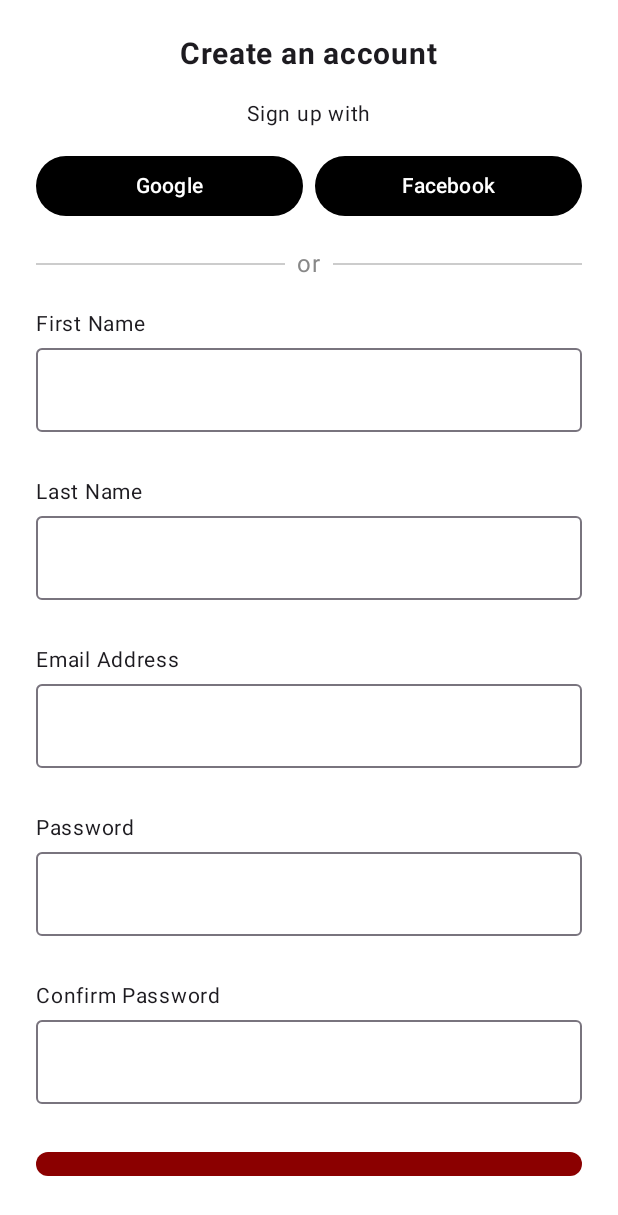
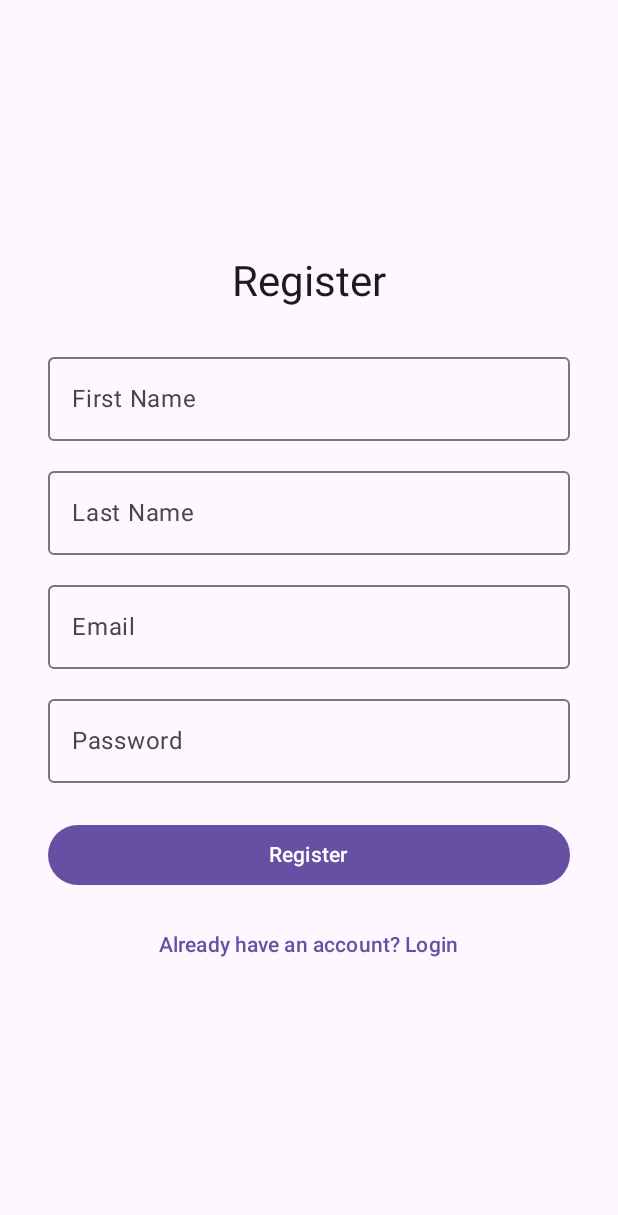
Before and after one commit to antoniokho13/IT342-Sapatosan, an Android app built with Jetpack Compose: the screen it shows after launch (RegisterActivity), after a tap on "Don't have an account? Register", on a phone screen of 412 x 824 dp. Shown: the top 1215 px of the screen. Run offline under Robolectric (Android 15) with nearby library versions, the phone set to English and light mode, and no system bars; our stand-ins replace Firebase (no records; nobody signed in at launch, a user with empty details on screens opened directly).

Commit message:
connected backend to mobile

```diff
--- a/frontend_mobile/app/build.gradle.kts
+++ b/frontend_mobile/app/build.gradle.kts
@@ -2,6 +2,7 @@ plugins {
     alias(libs.plugins.android.application)
     alias(libs.plugins.kotlin.android)
     alias(libs.plugins.kotlin.compose)
+    id("com.google.gms.google-services")
 }
 
 android {
@@ -42,6 +43,10 @@ android {
 
 dependencies {
 
+    implementation(platform("com.google.firebase:firebase-bom:33.12.0"))
+    implementation("com.google.firebase:firebase-analytics")// Firebase Realtime Database
+    implementation("com.google.firebase:firebase-auth-ktx")
+    implementation("com.google.firebase:firebase-database-ktx")
     implementation(libs.androidx.core.ktx)
     implementation(libs.androidx.lifecycle.runtime.ktx)
     implementation(libs.androidx.activity.compose)
--- a/frontend_mobile/app/src/main/java/com/frontend_mobile/LoginActivity.kt
+++ b/frontend_mobile/app/src/main/java/com/frontend_mobile/LoginActivity.kt
@@ -13,6 +13,7 @@ import androidx.compose.ui.Modifier
 import androidx.compose.ui.platform.LocalContext
 import androidx.compose.ui.text.input.PasswordVisualTransformation
 import androidx.compose.ui.unit.dp
+import com.google.firebase.auth.FirebaseAuth
 
 class LoginActivity : ComponentActivity() {
     override fun onCreate(savedInstanceState: Bundle?) {
@@ -30,22 +31,33 @@ class LoginActivity : ComponentActivity() {
 @Composable
 fun LoginScreenWithActions() {
     val context = LocalContext.current
+    val auth = remember { FirebaseAuth.getInstance() }
 
     LoginScreenContent(
-        onLoginClick = { email: String, password: String ->
-            if (email == "admin@example.com" && password == "password") {
-                Toast.makeText(context, "Login Successful!", Toast.LENGTH_SHORT).show()
-                val intent = Intent(context, HomeActivity::class.java)
-                context.startActivity(intent)
-                if (context is ComponentActivity) context.finish()
-            } else {
-                Toast.makeText(context, "Invalid credentials", Toast.LENGTH_SHORT).show()
-            }
+        onLoginClick = { email, password ->
+            auth.signInWithEmailAndPassword(email, password)
+                .addOnSuccessListener {
+                    Toast.makeText(context, "Login successful!", Toast.LENGTH_SHORT).show()
+                    context.startActivity(Intent(context, HomeActivity::class.java))
+                    (context as? ComponentActivity)?.finish()
+                }
+                .addOnFailureListener { e ->
+                    when (e.localizedMessage) {
+                        "There is no user record corresponding to this identifier. The user may have been deleted." -> {
+                            Toast.makeText(context, "User not found. Please register first.", Toast.LENGTH_LONG).show()
+                        }
+                        "The password is invalid or the user does not have a password." -> {
+                            Toast.makeText(context, "Invalid password. Please try again.", Toast.LENGTH_LONG).show()
+                        }
+                        else -> {
+                            Toast.makeText(context, "Login failed: ${e.localizedMessage}", Toast.LENGTH_LONG).show()
+                        }
+                    }
+                }
         },
         onRegisterClick = {
-            val intent = Intent(context, RegisterActivity::class.java)
-            context.startActivity(intent)
-            if (context is ComponentActivity) context.finish()
+            context.startActivity(Intent(context, RegisterActivity::class.java))
+            (context as? ComponentActivity)?.finish()
         }
     )
 }
@@ -97,7 +109,7 @@ fun LoginScreen(
 
         Spacer(modifier = Modifier.height(12.dp))
 
-        TextButton(onClick = { onRegisterClick() }) {
+        TextButton(onClick = onRegisterClick) {
             Text("Don't have an account? Register")
         }
     }
--- a/frontend_mobile/app/src/main/java/com/frontend_mobile/RegisterActivity.kt
+++ b/frontend_mobile/app/src/main/java/com/frontend_mobile/RegisterActivity.kt
@@ -5,17 +5,24 @@ import android.os.Bundle
 import android.widget.Toast
 import androidx.activity.ComponentActivity
 import androidx.activity.compose.setContent
-import androidx.compose.material3.MaterialTheme
-import androidx.compose.material3.Surface
-import androidx.compose.runtime.Composable
+import androidx.compose.foundation.layout.*
+import androidx.compose.material3.*
+import androidx.compose.runtime.*
+import androidx.compose.ui.Alignment
+import androidx.compose.ui.Modifier
 import androidx.compose.ui.platform.LocalContext
+import androidx.compose.ui.text.input.PasswordVisualTransformation
+import androidx.compose.ui.unit.dp
+import com.google.firebase.auth.FirebaseAuth
+import com.google.firebase.database.ktx.database
+import com.google.firebase.ktx.Firebase
 
 class RegisterActivity : ComponentActivity() {
     override fun onCreate(savedInstanceState: Bundle?) {
         super.onCreate(savedInstanceState)
         setContent {
             MaterialTheme {
-                Surface {
+                Surface(modifier = Modifier.fillMaxSize()) {
                     RegisterScreenWithActions()
                 }
             }
@@ -26,35 +33,102 @@ class RegisterActivity : ComponentActivity() {
 @Composable
 fun RegisterScreenWithActions() {
     val context = LocalContext.current
+    val auth = remember { FirebaseAuth.getInstance() }
+    val database = remember {
+        Firebase.database(
+            "https://sapatosan-73638-default-rtdb.asia-southeast1.firebasedatabase.app/"
+        )
+    }
 
-    RegisterScreen(
-        onRegisterClick = { firstName, lastName, email, password ->
-            // Handle registration logic here
-            // This could be a call to your backend API or Firebase Auth
-            Toast.makeText(
-                context,
-                "Registered: $firstName $lastName with $email",
-                Toast.LENGTH_SHORT
-            ).show()
+    var firstName by remember { mutableStateOf("") }
+    var lastName  by remember { mutableStateOf("") }
+    var email     by remember { mutableStateOf("") }
+    var password  by remember { mutableStateOf("") }
 
-            // Navigate to main screen after successful registration
-            // For example:
-            // val intent = Intent(context, MainActivity::class.java)
-            // context.startActivity(intent)
-        },
-        onGoogleClick = {
-            // Handle Google sign-in
-            Toast.makeText(context, "Google Sign-in clicked", Toast.LENGTH_SHORT).show()
-        },
-        onFacebookClick = {
-            // Handle Facebook sign-in
-            Toast.makeText(context, "Facebook Sign-in clicked", Toast.LENGTH_SHORT).show()
-        },
-        onLoginClick = {
-            // Navigate to login screen
-            val intent = Intent(context, LoginActivity::class.java)
-            context.startActivity(intent)
-            (context as? ComponentActivity)?.finish() // Optional: close register activity
+    Column(
+        modifier = Modifier
+            .fillMaxSize()
+            .padding(32.dp),
+        horizontalAlignment = Alignment.CenterHorizontally,
+        verticalArrangement = Arrangement.Center
+    ) {
+        Text("Register", style = MaterialTheme.typography.headlineMedium)
+
+        Spacer(modifier = Modifier.height(24.dp))
+
+        OutlinedTextField(
+            value = firstName,
+            onValueChange = { firstName = it },
+            label = { Text("First Name") },
+            modifier = Modifier.fillMaxWidth()
+        )
+
+        Spacer(modifier = Modifier.height(12.dp))
+
+        OutlinedTextField(
+            value = lastName,
+            onValueChange = { lastName = it },
+            label = { Text("Last Name") },
+            modifier = Modifier.fillMaxWidth()
+        )
+
+        Spacer(modifier = Modifier.height(12.dp))
+
+        OutlinedTextField(
+            value = email,
+            onValueChange = { email = it },
+            label = { Text("Email") },
+            modifier = Modifier.fillMaxWidth()
+        )
+
+        Spacer(modifier = Modifier.height(12.dp))
+
+        OutlinedTextField(
+            value = password,
+            onValueChange = { password = it },
+            label = { Text("Password") },
+            visualTransformation = PasswordVisualTransformation(),
+            modifier = Modifier.fillMaxWidth()
+        )
+
+        Spacer(modifier = Modifier.height(24.dp))
+
+        Button(
+            onClick = {
+                auth.createUserWithEmailAndPassword(email, password)
+                    .addOnSuccessListener { cred ->
+                        // Write profile to Realtime DB under /users/{uid}
+                        val uid = cred.user?.uid ?: return@addOnSuccessListener
+                        val userRef = database.getReference("users").child(uid)
+                        userRef.setValue(
+                            mapOf(
+                                "firstName" to firstName,
+                                "lastName"  to lastName,
+                                "email"     to email
+                                // Don't store password - Firebase Auth handles this securely
+                            )
+                        )
+
+                        Toast.makeText(context, "Registration successful!", Toast.LENGTH_SHORT).show()
+                        context.startActivity(Intent(context, LoginActivity::class.java))
+                        (context as? ComponentActivity)?.finish()
+                    }
+                    .addOnFailureListener { e ->
+                        Toast.makeText(context, "Registration failed: ${e.localizedMessage}", Toast.LENGTH_LONG).show()
+                    }
+            },
+            modifier = Modifier.fillMaxWidth()
+        ) {
+            Text("Register")
         }
-    )
+
+        Spacer(modifier = Modifier.height(12.dp))
+
+        TextButton(onClick = {
+            context.startActivity(Intent(context, LoginActivity::class.java))
+            (context as? ComponentActivity)?.finish()
+        }) {
+            Text("Already have an account? Login")
+        }
+    }
 }
--- a/frontend_mobile/build.gradle.kts
+++ b/frontend_mobile/build.gradle.kts
@@ -3,4 +3,5 @@ plugins {
     alias(libs.plugins.android.application) apply false
     alias(libs.plugins.kotlin.android) apply false
     alias(libs.plugins.kotlin.compose) apply false
+    id("com.google.gms.google-services") version "4.4.2" apply false
 }
```
Also changed, not shown: 1 other file.
